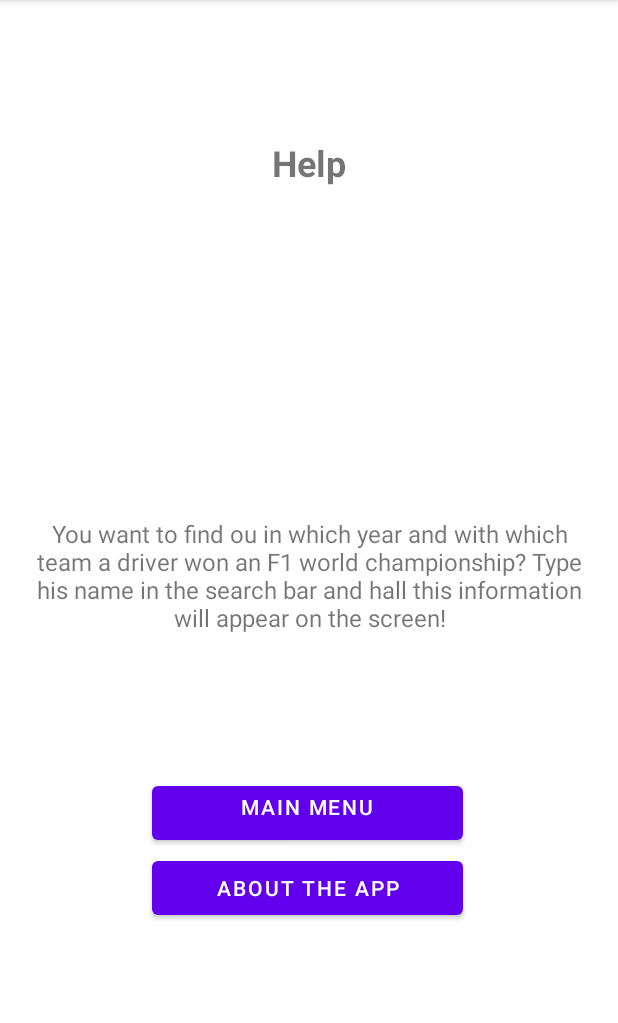
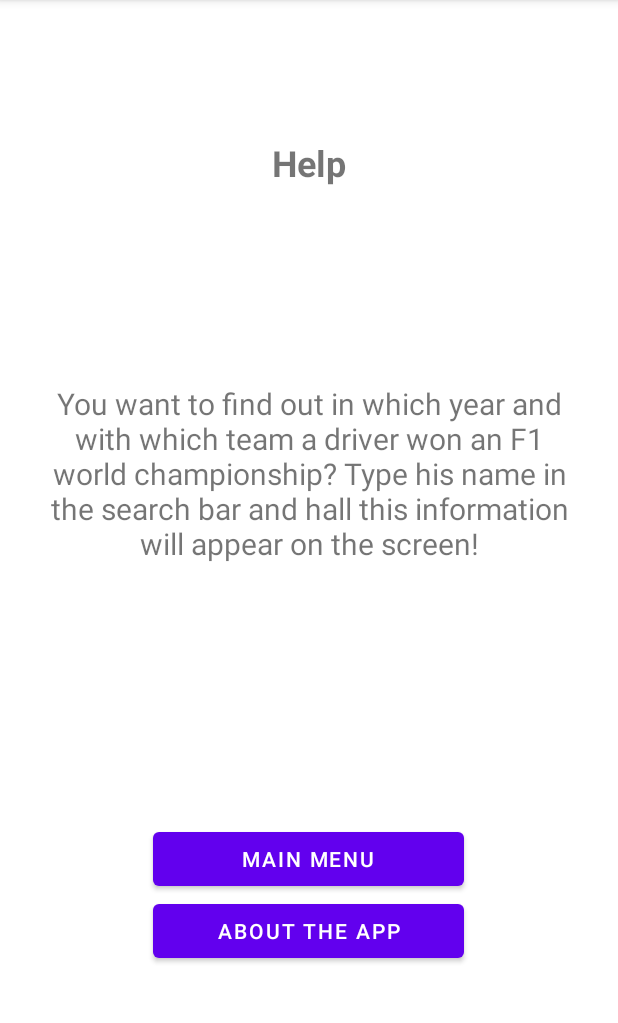
Before and after one commit to ABethuel/Database-App, an Android app: the HelpActivity screen opened directly, with no data from a screen before it, on a phone screen of 412 x 824 dp, the part 84-1107 px from its top. Run offline under Robolectric (Android 15) with nearby library versions, the phone set to English and light mode, and no system bars.

Commit message:
corrections buttons

```diff
--- a/app/src/main/res/layout/activity_help.xml
+++ b/app/src/main/res/layout/activity_help.xml
@@ -10,41 +10,17 @@
     android:paddingBottom="16dp"
     tools:context=".MainActivity">
 
-    <Button
-        android:id="@+id/aboutButton"
-        android:layout_width="207dp"
-        android:layout_height="wrap_content"
-        android:layout_alignParentEnd="true"
-        android:layout_alignParentRight="true"
-        android:layout_alignParentBottom="true"
-        android:layout_centerHorizontal="true"
-        android:layout_marginEnd="87dp"
-        android:layout_marginRight="87dp"
-        android:layout_marginBottom="136dp"
-        android:text="About the App" />
-
-    <Button
-        android:id="@+id/backToMainActivityButton"
-        android:layout_width="207dp"
-        android:layout_height="wrap_content"
-        android:layout_alignParentEnd="true"
-        android:layout_alignParentRight="true"
-        android:layout_alignParentBottom="true"
-        android:layout_centerHorizontal="true"
-        android:layout_marginEnd="87dp"
-        android:layout_marginRight="87dp"
-        android:layout_marginBottom="186dp"
-        android:gravity="center_horizontal"
-        android:text="Main Menu" />
-
     <TextView
         android:id="@+id/textView"
-        android:layout_width="match_parent"
-        android:layout_height="match_parent"
+        android:layout_width="348dp"
+        android:layout_height="219dp"
+        android:layout_alignParentTop="true"
+        android:layout_centerInParent="true"
+        android:layout_marginTop="190dp"
         android:gravity="center"
-        android:text="You want to find ou in which year and with which team a driver won an F1 world
+        android:text="You want to find out in which year and with which team a driver won an F1 world
 championship? Type his name in the search bar and hall this information will appear on the screen!"
-        android:textSize="16sp" />
+        android:textSize="20sp" />
 
     <TextView
         android:id="@+id/textView3"
@@ -56,4 +32,23 @@ championship? Type his name in the search bar and hall this information will app
         android:text="Help"
         android:textSize="24sp"
         android:textStyle="bold" />
+
+    <Button
+        android:id="@+id/backToMainActivityButton"
+        android:layout_width="207dp"
+        android:layout_height="wrap_content"
+        android:layout_below="@id/textView"
+        android:layout_centerHorizontal="true"
+        android:layout_marginTop="123dp"
+        android:text="Main Menu" />
+
+    <Button
+        android:id="@+id/aboutButton"
+        android:layout_width="207dp"
+        android:layout_height="wrap_content"
+        android:layout_below="@id/backToMainActivityButton"
+        android:layout_centerHorizontal="true"
+        android:text="About the App" />
+
+
 </RelativeLayout>
```
Also changed, not shown: app/src/main/res/layout/activity_about.xml (+20 -28 lines), app/src/main/res/layout/activity_main.xml (+3 -13 lines), app/src/main/res/layout/activity_search.xml (+3 -10 lines).
